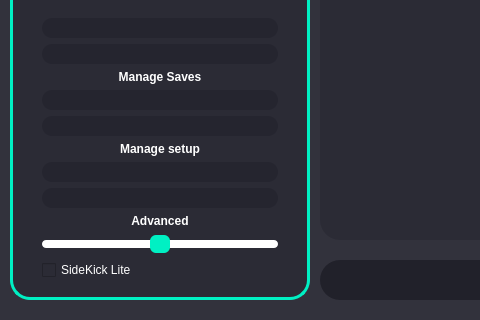
Old version of the form Ui/GraphingUi.ui in the repository OrionAerospaceYT/SideKick; both pictures show x 0 to 480 and y 485 to 805 of the 1303 by 805 pixel window.
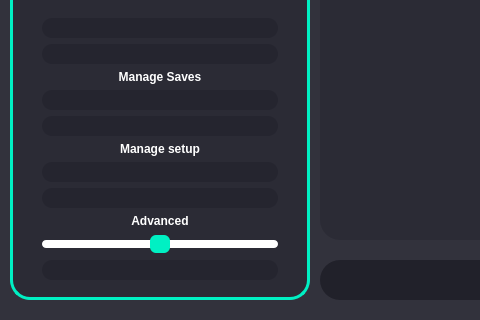
New version of the form. Icons and pictures are not drawn.

```diff
--- a/Ui/GraphingUi.ui
+++ b/Ui/GraphingUi.ui
@@ -116,12 +116,6 @@
 QLabel{
 	font-weight: bold;
 }
-QLabel#logo_2{
-  background-color: #2b2b35;
-  image: url(Ui/SideKick_Logo.png);
-  width:200px;
-  height:100px;
-}
 
 /*Text Box Styling*/
 QTextBrowser {
@@ -1378,12 +1372,9 @@
              </widget>
             </item>
             <item>
-             <widget class="QCheckBox" name="sidekick_lite">
-              <property name="autoFillBackground">
-               <bool>false</bool>
-              </property>
+             <widget class="QPushButton" name="sk_lite">
               <property name="text">
-               <string>SideKick Lite</string>
+               <string>SideKick Lite:OFF</string>
               </property>
              </widget>
             </item>
```
